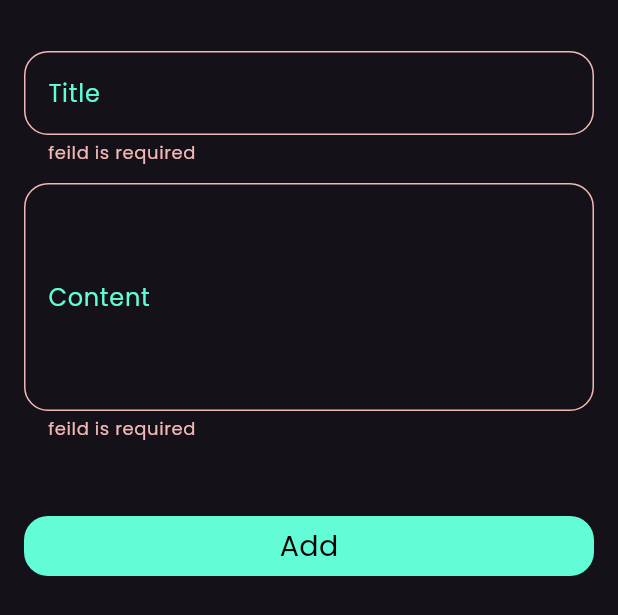
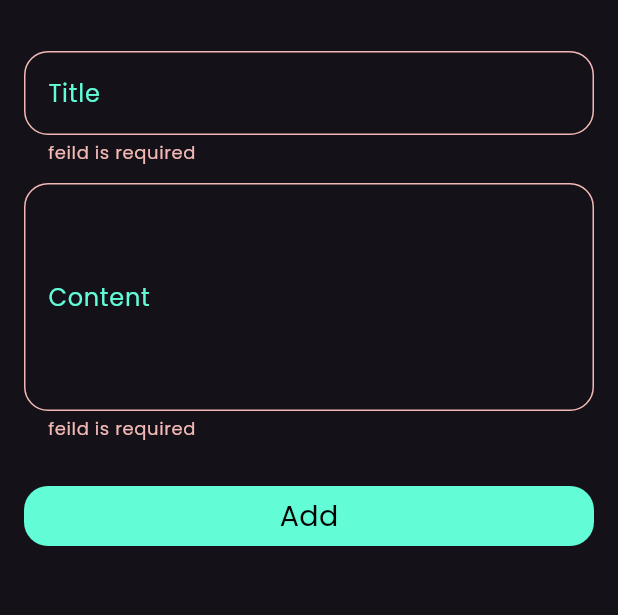
Before and after one commit to ibrahimmaliraqi/note_app, a Flutter app: the AddNotesButton widget shown alone on an empty page, opened directly, after a tap on "Add", on a phone screen of 412 x 824 dp. Shown: the top 615 px of the screen. Run offline on Flutter 3.47's test engine with Material 3 defaults, Android fonts, the phone set to English and light mode, and no system bars; drawn by our look-alikes of modal_progress_hud_nsn; our stand-ins replace bloc, equatable, flutter_bloc, hive, hive_flutter; accounts and stored records are empty.

Commit message:
i dont know

```diff
--- /dev/null
+++ b/lib/cubits/notes_cubit/notes_cubit.dart
@@ -0,0 +1,17 @@
+import 'package:bloc/bloc.dart';
+import 'package:equatable/equatable.dart';
+import 'package:hive/hive.dart';
+import 'package:note_app/constants.dart';
+import 'package:note_app/mdels/note_model.dart';
+
+part 'notes_state.dart';
+
+class NotesCubit extends Cubit<NotesState> {
+  List<NoteModel>? gg;
+  NotesCubit() : super(NotesInitial());
+
+  fetchNotes() async {
+    var addNote = Hive.box<NoteModel>(kHiveBox);
+    gg = addNote.values.toList();
+  }
+}
--- /dev/null
+++ b/lib/cubits/notes_cubit/notes_state.dart
@@ -0,0 +1,10 @@
+part of 'notes_cubit.dart';
+
+sealed class NotesState extends Equatable {
+  const NotesState();
+
+  @override
+  List<Object> get props => [];
+}
+
+final class NotesInitial extends NotesState {}
--- a/lib/widgets/add_note_buttons.dart
+++ b/lib/widgets/add_note_buttons.dart
@@ -1,8 +1,10 @@
 import 'package:flutter/material.dart';
 import 'package:flutter_bloc/flutter_bloc.dart';
+import 'package:intl/intl.dart';
 import 'package:modal_progress_hud_nsn/modal_progress_hud_nsn.dart';
 import 'package:note_app/cubits/add_note_cubit/add_note_cubit.dart';
 import 'package:note_app/cubits/add_note_cubit/add_note_satate.dart';
+import 'package:note_app/cubits/notes_cubit/notes_cubit.dart';
 import 'package:note_app/mdels/note_model.dart';
 import 'package:note_app/widgets/custom_text_feild.dart';
 import 'package:note_app/widgets/custon_add_note_button.dart';
@@ -26,11 +28,6 @@ class _AddNotesButtonState
   Widget build(BuildContext context) {
     return BlocProvider(
       create: (context) => AddNoteCubit(),
-      child: Padding(
-        padding: const EdgeInsets.symmetric(
-          horizontal: 16,
-          vertical: 22,
-        ),
       child: BlocConsumer<AddNoteCubit, AddNoteSatate>(
         listener: (context, state) {
           if (state is AddNoteFailure) {
@@ -40,10 +37,19 @@ class _AddNotesButtonState
           }
         },
         builder: (context, state) {
-            return ModalProgressHUD(
-              inAsyncCall: state is AddNoteLoading
+          return AbsorbPointer(
+            absorbing: state is AddNoteLoading
                 ? true
                 : false,
+            child: Padding(
+              padding: EdgeInsets.only(
+                right: 16,
+                left: 16,
+                top: 22,
+                bottom: MediaQuery.of(
+                  context,
+                ).viewInsets.bottom,
+              ),
               child: SingleChildScrollView(
                 child: Form(
                   autovalidateMode: auto,
@@ -66,9 +72,20 @@ class _AddNotesButtonState
                         lable: "Content",
                         maxLIines: 5,
                       ),
-                      SizedBox(height: 50),
+                      SizedBox(height: 30),
                       CustomAddNoteButton(
+                        isLoading:
+                            state
+                                is AddNoteLoading
+                            ? true
+                            : false,
                         onTap: () {
+                          DateTime now =
+                              DateTime.now();
+                          String formattedDate =
+                              DateFormat(
+                                'yyyy-MM-dd – kk:mm',
+                              ).format(now);
                           if (auth.currentState!
                               .validate()) {
                             auth.currentState!
@@ -81,8 +98,8 @@ class _AddNotesButtonState
                                     title: title!,
                                     subtitle:
                                         subtitle!,
-                                    date: DateTime.now()
-                                        .toString(),
+                                    date:
+                                        formattedDate,
                                     color: Colors
                                         .red
                                         .value,
@@ -100,9 +117,9 @@ class _AddNotesButtonState
                   ),
                 ),
               ),
+            ),
           );
         },
-        ),
       ),
     );
   }
--- a/lib/widgets/custon_add_note_button.dart
+++ b/lib/widgets/custon_add_note_button.dart
@@ -3,8 +3,10 @@ import 'package:note_app/constants.dart';
 
 class CustomAddNoteButton
     extends StatelessWidget {
+  final bool isLoading;
   final void Function()? onTap;
   const CustomAddNoteButton({
+    this.isLoading = false,
     super.key,
     this.onTap,
   });
@@ -22,7 +24,16 @@ class CustomAddNoteButton
           borderRadius: BorderRadius.circular(16),
         ),
         child: Center(
-          child: Text(
+          child: isLoading
+              ? SizedBox(
+                  height: 20,
+                  width: 20,
+                  child:
+                      CircularProgressIndicator(
+                        color: Colors.black,
+                      ),
+                )
+              : Text(
                   "Add",
                   style: TextStyle(
                     color: Colors.black,
--- a/pubspec.yaml
+++ b/pubspec.yaml
@@ -36,6 +36,7 @@ dependencies:
   flutter_bloc: ^9.1.1
   hive: ^2.2.3
   hive_flutter: ^1.1.0
+  intl: ^0.20.2
   modal_progress_hud_nsn: ^0.5.1
 
 dev_dependencies:
```
Also changed, not shown: lib/main.dart (+10 -6 lines), lib/sinple_bloc_observer.dart (+28 -7 lines), lib/views/home_page.dart (+10 -0 lines), lib/widgets/custom_note_card.dart (+6 -3 lines), lib/widgets/custom_note_item.dart (+6 -5 lines), lib/widgets/list_view_build.dart (+16 -1 lines), pubspec.lock. Lines whose indentation alone changed are shown as unchanged.
